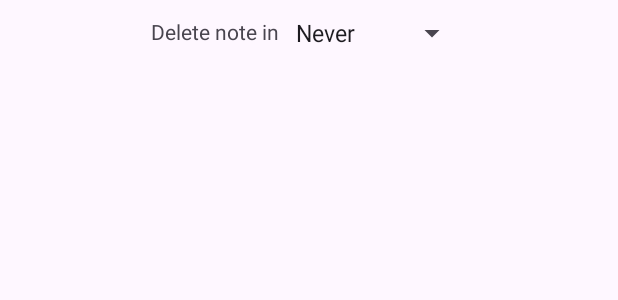
After one commit to vaginessa/omnibin, an Android app: the layout dialog_pastebin_settings.xml on its own in the app's theme, with its tools: preview values and no code run, on a phone screen of 412 x 824 dp. The commit adds this screen. Shown: the top 300 px of the screen. Run offline under Robolectric (Android 15) with nearby library versions, the phone set to English and light mode, and no system bars; network calls fail.

Commit message:
pastebin expiring notes

```diff
--- a/app/build.gradle
+++ b/app/build.gradle
@@ -12,8 +12,8 @@ android {
         applicationId "com.f0x1d.dogbin"
         minSdkVersion 21
         targetSdkVersion 31
-        versionCode 32
-        versionName "1.7.9"
+        versionCode 33
+        versionName "1.8.0"
 
         testInstrumentationRunner "androidx.test.runner.AndroidJUnitRunner"
     }
--- a/app/src/main/java/com/f0x1d/dogbin/network/service/pastebin/PasteBinDocuments.java
+++ b/app/src/main/java/com/f0x1d/dogbin/network/service/pastebin/PasteBinDocuments.java
@@ -52,7 +52,7 @@ public class PasteBinDocuments extends DocumentsModule {
         builder.addFormDataPart("api_paste_code", content);
         if (!slug.isEmpty())
             builder.addFormDataPart("api_paste_name", slug);
-        builder.addFormDataPart("api_paste_expire_date", "N");
+        builder.addFormDataPart("api_paste_expire_date", settings.getString("expiration"));
         builder.addFormDataPart("api_option", "paste");
 
         String url = PasteBinApi.getInstance().getService().paste(builder.build()).execute().body();
--- /dev/null
+++ b/app/src/main/res/layout/dialog_pastebin_settings.xml
@@ -0,0 +1,30 @@
+<?xml version="1.0" encoding="utf-8"?>
+<androidx.constraintlayout.widget.ConstraintLayout xmlns:android="http://schemas.android.com/apk/res/android"
+    android:layout_width="match_parent"
+    android:layout_height="wrap_content"
+    xmlns:app="http://schemas.android.com/apk/res-auto">
+
+    <TextView
+        android:id="@+id/description"
+        android:layout_width="wrap_content"
+        android:layout_height="wrap_content"
+        android:text="@string/delete_note_in"
+        android:includeFontPadding="false"
+        android:layout_marginEnd="3dp"
+        app:layout_constraintHorizontal_chainStyle="packed"
+        app:layout_constraintTop_toTopOf="@id/values_spinner"
+        app:layout_constraintStart_toStartOf="parent"
+        app:layout_constraintEnd_toStartOf="@id/values_spinner"
+        app:layout_constraintBottom_toBottomOf="@id/values_spinner"/>
+
+    <Spinner
+        android:id="@+id/values_spinner"
+        android:layout_width="wrap_content"
+        android:layout_height="wrap_content"
+        android:entries="@array/pastebin_expiration"
+        android:layout_marginTop="10dp"
+        app:layout_constraintTop_toTopOf="parent"
+        app:layout_constraintStart_toEndOf="@id/description"
+        app:layout_constraintEnd_toEndOf="parent"/>
+
+</androidx.constraintlayout.widget.ConstraintLayout>
--- a/app/src/main/res/values/arrays.xml
+++ b/app/src/main/res/values/arrays.xml
@@ -26,4 +26,17 @@
         <item>7 d</item>
         <item>30 d</item>
     </string-array>
+
+    <string-array name="pastebin_expiration">
+        <item>Never</item>
+
+        <item>10 min</item>
+        <item>1 h</item>
+        <item>1 day</item>
+        <item>1 week</item>
+        <item>2 weeks</item>
+        <item>1 month</item>
+        <item>6 moths</item>
+        <item>1 year</item>
+    </string-array>
 </resources>
```
Also changed, not shown: app/src/main/java/com/f0x1d/dogbin/network/service/foxbin/FoxBinUI.java (+5 -5 lines), app/src/main/java/com/f0x1d/dogbin/network/service/pastebin/PastebinUI.java (+57 -0 lines), 1 other file.
